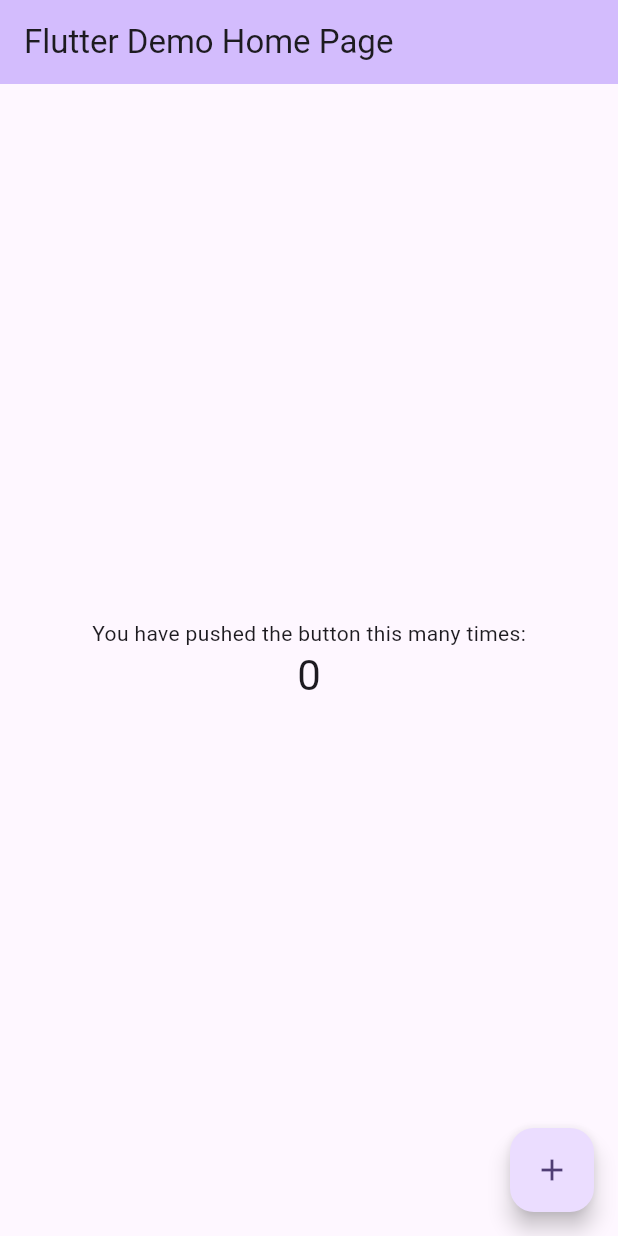
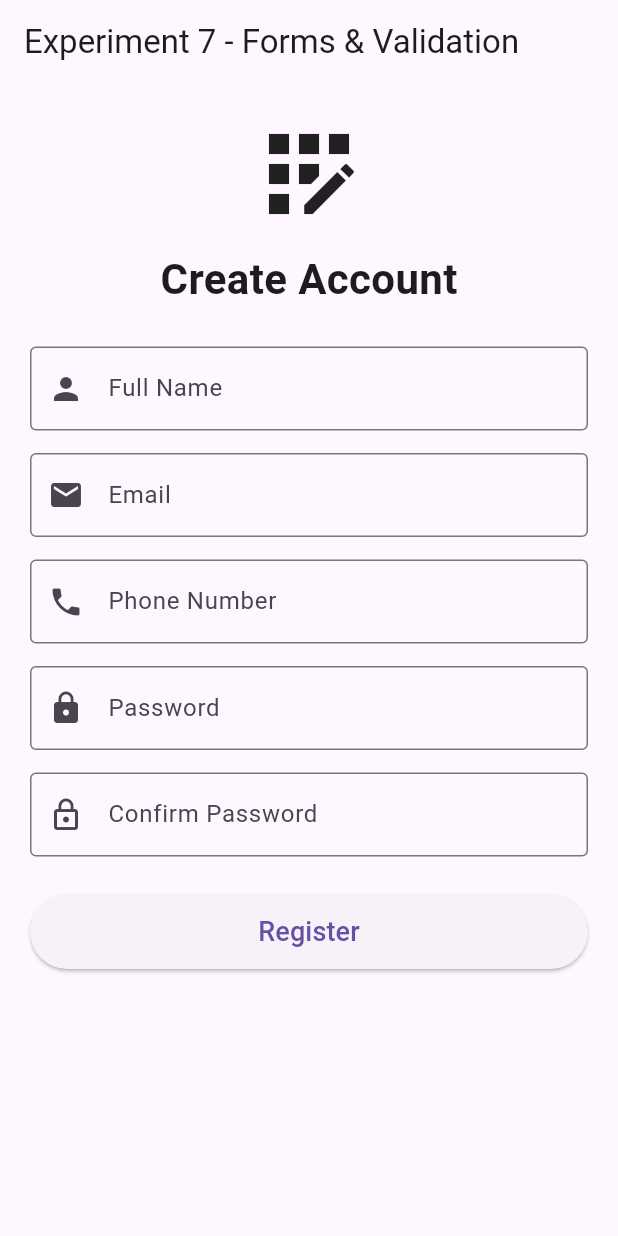
Before and after one commit to MithunGuduguntla/Login-Registration-Flutter-Lab, a Flutter app: the screen it shows after launch, on a phone screen of 412 x 824 dp. Run offline on Flutter 3.47's test engine with Material 3 defaults, Android fonts, the phone set to English and light mode, and no system bars.

Commit message:
Your commit message here

```diff
--- a/lib/main.dart
+++ b/lib/main.dart
@@ -7,115 +7,212 @@
 class MyApp extends StatelessWidget {
   const MyApp({super.key});
 
-  // This widget is the root of your application.
   @override
   Widget build(BuildContext context) {
     return MaterialApp(
-      title: 'Flutter Demo',
+      debugShowCheckedModeBanner: false,
+      title: 'Experiment 7',
       theme: ThemeData(
-        // This is the theme of your application.
-        //
-        // TRY THIS: Try running your application with "flutter run". You'll see
-        // the application has a purple toolbar. Then, without quitting the app,
-        // try changing the seedColor in the colorScheme below to Colors.green
-        // and then invoke "hot reload" (save your changes or press the "hot
-        // reload" button in a Flutter-supported IDE, or press "r" if you used
-        // the command line to start the app).
-        //
-        // Notice that the counter didn't reset back to zero; the application
-        // state is not lost during the reload. To reset the state, use hot
-        // restart instead.
-        //
-        // This works for code too, not just values: Most code changes can be
-        // tested with just a hot reload.
-        colorScheme: .fromSeed(seedColor: Colors.deepPurple),
+        primarySwatch: Colors.blue,
       ),
-      home: const MyHomePage(title: 'Flutter Demo Home Page'),
+      home: const RegistrationForm(),
     );
   }
 }
 
-class MyHomePage extends StatefulWidget {
-  const MyHomePage({super.key, required this.title});
-
-  // This widget is the home page of your application. It is stateful, meaning
-  // that it has a State object (defined below) that contains fields that affect
-  // how it looks.
-
-  // This class is the configuration for the state. It holds the values (in this
-  // case the title) provided by the parent (in this case the App widget) and
-  // used by the build method of the State. Fields in a Widget subclass are
-  // always marked "final".
-
-  final String title;
+class RegistrationForm extends StatefulWidget {
+  const RegistrationForm({super.key});
 
   @override
-  State<MyHomePage> createState() => _MyHomePageState();
+  State<RegistrationForm> createState() => _RegistrationFormState();
 }
 
-class _MyHomePageState extends State<MyHomePage> {
-  int _counter = 0;
+class _RegistrationFormState extends State<RegistrationForm> {
+  final _formKey = GlobalKey<FormState>();
 
-  void _incrementCounter() {
-    setState(() {
-      // This call to setState tells the Flutter framework that something has
-      // changed in this State, which causes it to rerun the build method below
-      // so that the display can reflect the updated values. If we changed
-      // _counter without calling setState(), then the build method would not be
-      // called again, and so nothing would appear to happen.
-      _counter++;
-    });
+  final nameController = TextEditingController();
+  final emailController = TextEditingController();
+  final phoneController = TextEditingController();
+  final passwordController = TextEditingController();
+  final confirmPasswordController = TextEditingController();
+
+  @override
+  void dispose() {
+    nameController.dispose();
+    emailController.dispose();
+    phoneController.dispose();
+    passwordController.dispose();
+    confirmPasswordController.dispose();
+    super.dispose();
+  }
+
+  void registerUser() {
+    if (_formKey.currentState!.validate()) {
+      ScaffoldMessenger.of(context).showSnackBar(
+        const SnackBar(
+          content: Text('Registration Successful!'),
+        ),
+      );
+    }
   }
 
   @override
   Widget build(BuildContext context) {
-    // This method is rerun every time setState is called, for instance as done
-    // by the _incrementCounter method above.
-    //
-    // The Flutter framework has been optimized to make rerunning build methods
-    // fast, so that you can just rebuild anything that needs updating rather
-    // than having to individually change instances of widgets.
     return Scaffold(
       appBar: AppBar(
-        // TRY THIS: Try changing the color here to a specific color (to
-        // Colors.amber, perhaps?) and trigger a hot reload to see the AppBar
-        // change color while the other colors stay the same.
-        backgroundColor: Theme.of(context).colorScheme.inversePrimary,
-        // Here we take the value from the MyHomePage object that was created by
-        // the App.build method, and use it to set our appbar title.
-        title: Text(widget.title),
+        title: const Text('Experiment 7 - Forms & Validation'),
       ),
-      body: Center(
-        // Center is a layout widget. It takes a single child and positions it
-        // in the middle of the parent.
-        child: Column(
-          // Column is also a layout widget. It takes a list of children and
-          // arranges them vertically. By default, it sizes itself to fit its
-          // children horizontally, and tries to be as tall as its parent.
-          //
-          // Column has various properties to control how it sizes itself and
-          // how it positions its children. Here we use mainAxisAlignment to
-          // center the children vertically; the main axis here is the vertical
-          // axis because Columns are vertical (the cross axis would be
-          // horizontal).
-          //
-          // TRY THIS: Invoke "debug painting" (choose the "Toggle Debug Paint"
-          // action in the IDE, or press "p" in the console), to see the
-          // wireframe for each widget.
-          mainAxisAlignment: .center,
-          children: [
-            const Text('You have pushed the button this many times:'),
-            Text(
-              '$_counter',
-              style: Theme.of(context).textTheme.headlineMedium,
-            ),
-          ],
+      body: SingleChildScrollView(
+        padding: const EdgeInsets.all(20),
+        child: Form(
+          key: _formKey,
+          child: Column(
+            children: [
+              const Icon(
+                Icons.app_registration,
+                size: 80,
+              ),
+
+              const SizedBox(height: 10),
+
+              const Text(
+                'Create Account',
+                style: TextStyle(
+                  fontSize: 28,
+                  fontWeight: FontWeight.bold,
+                ),
+              ),
+
+              const SizedBox(height: 25),
+
+              TextFormField(
+                controller: nameController,
+                decoration: const InputDecoration(
+                  labelText: 'Full Name',
+                  border: OutlineInputBorder(),
+                  prefixIcon: Icon(Icons.person),
+                ),
+                validator: (value) {
+                  if (value == null || value.trim().isEmpty) {
+                    return 'Please enter your name';
+                  }
+
+                  if (value.trim().length < 3) {
+                    return 'Name must contain at least 3 characters';
+                  }
+
+                  return null;
+                },
+              ),
+
+              const SizedBox(height: 15),
+
+              TextFormField(
+                controller: emailController,
+                keyboardType: TextInputType.emailAddress,
+                decoration: const InputDecoration(
+                  labelText: 'Email',
+                  border: OutlineInputBorder(),
+                  prefixIcon: Icon(Icons.email),
+                ),
+                validator: (value) {
+                  if (value == null || value.trim().isEmpty) {
+                    return 'Please enter your email';
+                  }
+
+                  if (!value.contains('@') || !value.contains('.')) {
+                    return 'Please enter a valid email';
+                  }
+
+                  return null;
+                },
+              ),
+
+              const SizedBox(height: 15),
+
+              TextFormField(
+                controller: phoneController,
+                keyboardType: TextInputType.phone,
+                decoration: const InputDecoration(
+                  labelText: 'Phone Number',
+                  border: OutlineInputBorder(),
+                  prefixIcon: Icon(Icons.phone),
+                ),
+                validator: (value) {
+                  if (value == null || value.isEmpty) {
+                    return 'Please enter your phone number';
+                  }
+
+                  if (value.length != 10) {
+                    return 'Phone number must contain 10 digits';
+                  }
+
+                  return null;
+                },
+              ),
+
+              const SizedBox(height: 15),
+
+              TextFormField(
+                controller: passwordController,
+                obscureText: true,
+                decoration: const InputDecoration(
+                  labelText: 'Password',
+                  border: OutlineInputBorder(),
+                  prefixIcon: Icon(Icons.lock),
+                ),
+                validator: (value) {
+                  if (value == null || value.isEmpty) {
+                    return 'Please enter a password';
+                  }
+
+                  if (value.length < 6) {
+                    return 'Password must contain at least 6 characters';
+                  }
+
+                  return null;
+                },
+              ),
+
+              const SizedBox(height: 15),
+
+              TextFormField(
+                controller: confirmPasswordController,
+                obscureText: true,
+                decoration: const InputDecoration(
+                  labelText: 'Confirm Password',
+                  border: OutlineInputBorder(),
+                  prefixIcon: Icon(Icons.lock_outline),
+                ),
+                validator: (value) {
+                  if (value == null || value.isEmpty) {
+                    return 'Please confirm your password';
+                  }
+
+                  if (value != passwordController.text) {
+                    return 'Passwords do not match';
+                  }
+
+                  return null;
+                },
+              ),
+
+              const SizedBox(height: 25),
+
+              SizedBox(
+                width: double.infinity,
+                height: 50,
+                child: ElevatedButton(
+                  onPressed: registerUser,
+                  child: const Text(
+                    'Register',
+                    style: TextStyle(fontSize: 18),
+                  ),
+                ),
+              ),
+            ],
+          ),
         ),
-      ),
-      floatingActionButton: FloatingActionButton(
-        onPressed: _incrementCounter,
-        tooltip: 'Increment',
-        child: const Icon(Icons.add),
       ),
     );
   }
```
Also changed, not shown: Experiment-07-Forms-Validation/analysis_options.yaml (added, +38 -0 lines), Experiment-07-Forms-Validation/lib/main.dart (added, +122 -0 lines), Experiment-07-Forms-Validation/pubspec.yaml (added, +89 -0 lines), Experiment-07-Forms-Validation/pubspec.lock (added), 127 other files.
